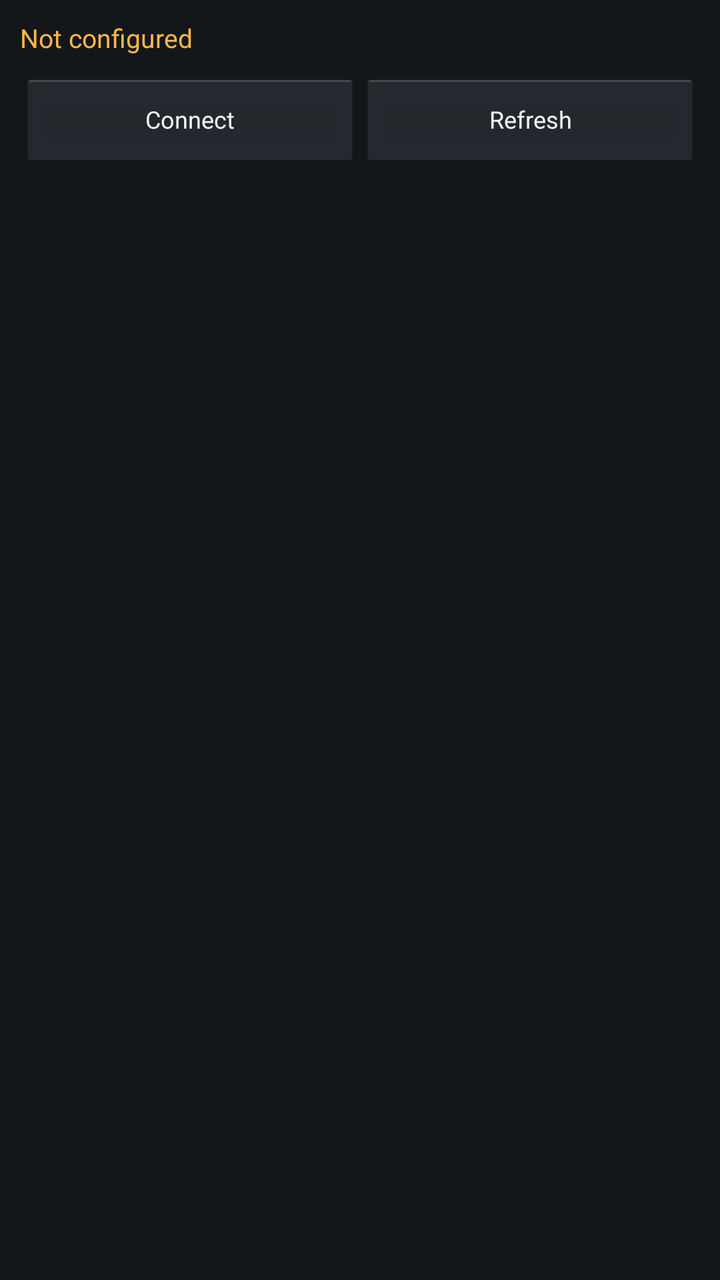
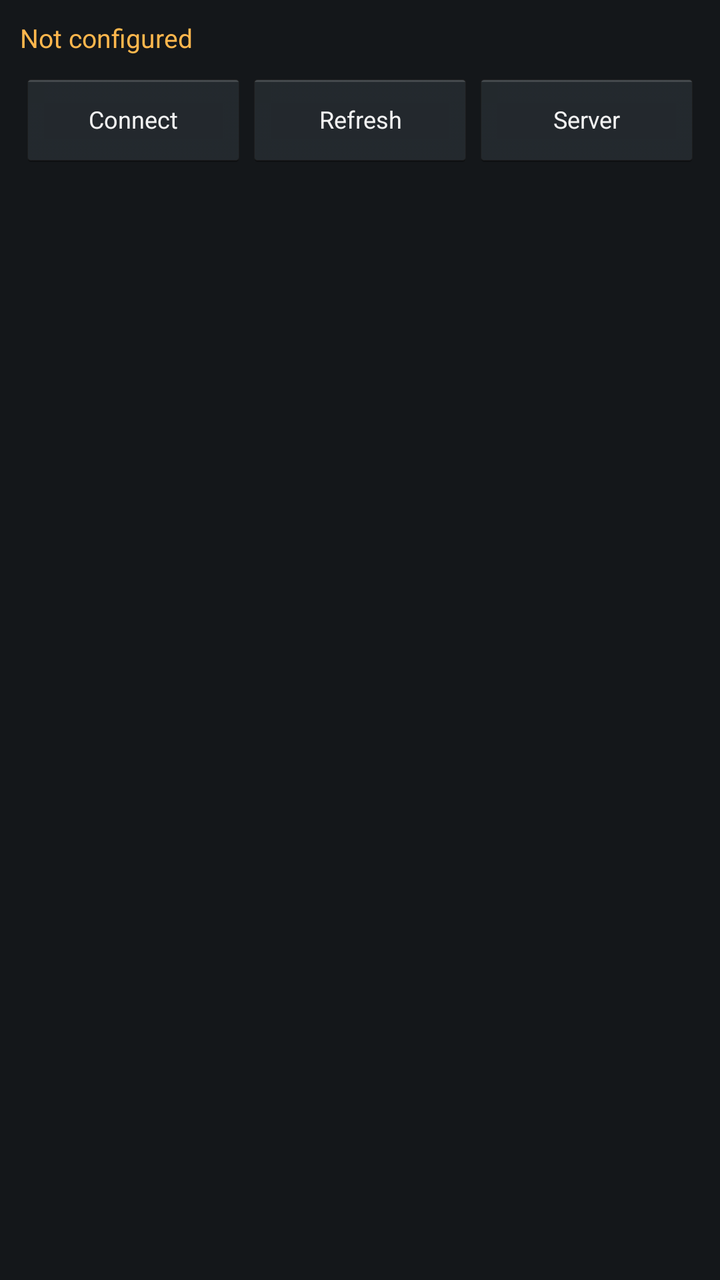

Compare the two renders of this Android layout. The source of the first and the diff that turns it into the second are given below.
<!-- AndroidManifest.xml: application theme AppTheme -->
<!-- res/layout/main_layout.xml -->
<?xml version="1.0" encoding="utf-8"?>
<LinearLayout xmlns:android="http://schemas.android.com/apk/res/android"
    android:layout_width="match_parent"
    android:layout_height="match_parent"
    android:orientation="vertical"
    android:background="#FF14171A"
    android:padding="10dp">

    
    <TextView
        android:id="@+id/ots_status"
        android:layout_width="match_parent"
        android:layout_height="wrap_content"
        android:text="Not configured"
        android:textColor="#FFFFB74D"
        android:textSize="13sp"
        android:paddingBottom="2dp" />

    <TextView
        android:id="@+id/ots_roles"
        android:layout_width="match_parent"
        android:layout_height="wrap_content"
        android:textColor="#FF90A4AE"
        android:textSize="11sp"
        android:visibility="gone" />

    <LinearLayout
        android:layout_width="match_parent"
        android:layout_height="wrap_content"
        android:orientation="horizontal"
        android:paddingTop="6dp"
        android:paddingBottom="6dp">

        <Button
            android:id="@+id/ots_connect"
            android:layout_width="0dp"
            android:layout_weight="1"
            android:layout_height="wrap_content"
            android:text="Connect"
            android:textSize="12sp" />

        <Button
            android:id="@+id/ots_refresh"
            android:layout_width="0dp"
            android:layout_weight="1"
            android:layout_height="wrap_content"
            android:text="Refresh"
            android:textSize="12sp" />
    </LinearLayout>

    
    <HorizontalScrollView
        android:layout_width="match_parent"
        android:layout_height="wrap_content"
        android:scrollbars="none">

        <LinearLayout
            android:id="@+id/ots_sections"
            android:layout_width="wrap_content"
            android:layout_height="wrap_content"
            android:orientation="horizontal" />
    </HorizontalScrollView>

    
    <LinearLayout
        android:id="@+id/ots_actions"
        android:layout_width="match_parent"
        android:layout_height="wrap_content"
        android:orientation="horizontal"
        android:paddingTop="4dp"
        android:visibility="gone" />

    <TextView
        android:id="@+id/ots_section_status"
        android:layout_width="match_parent"
        android:layout_height="wrap_content"
        android:textColor="#FF90A4AE"
        android:textSize="11sp"
        android:paddingTop="6dp"
        android:paddingBottom="4dp" />

    <ScrollView
        android:layout_width="match_parent"
        android:layout_height="0dp"
        android:layout_weight="1">

        <LinearLayout
            android:id="@+id/ots_list"
            android:layout_width="match_parent"
            android:layout_height="wrap_content"
            android:orientation="vertical" />
    </ScrollView>

</LinearLayout>
<!-- resources referenced by this layout -->
<resources>
  <style name="AppTheme" parent="android:Theme.Holo" />
</resources>

<!-- the commit's change to res/layout/main_layout.xml (unified diff, before → after) -->
@@ -46,6 +46,14 @@
             android:layout_height="wrap_content"
             android:text="Refresh"
             android:textSize="12sp" />
+
+        <Button
+            android:id="@+id/ots_settings"
+            android:layout_width="0dp"
+            android:layout_weight="1"
+            android:layout_height="wrap_content"
+            android:text="Server"
+            android:textSize="12sp" />
     </LinearLayout>
 
     
